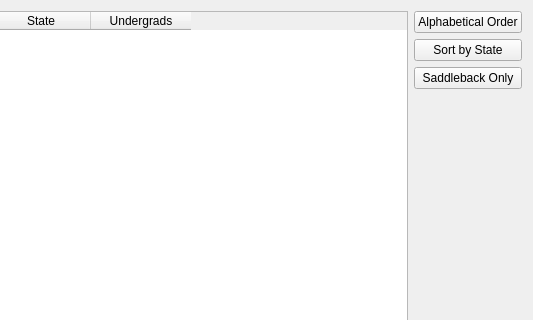
belalzahran/CS_Project2_TheApplicants, file CollegeTouring/collegelist.ui: the form before one commit; both pictures show x 121 to 654 and y 0 to 320 of the 654 by 509 pixel window.
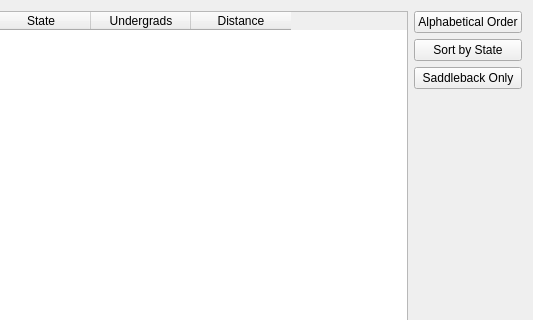
The form after the commit.

The edit to the form file:
```diff
--- a/CollegeTouring/collegelist.ui
+++ b/CollegeTouring/collegelist.ui
@@ -31,6 +31,11 @@
        <string>Undergrads</string>
       </property>
      </column>
+     <column>
+      <property name="text">
+       <string>Distance</string>
+      </property>
+     </column>
     </widget>
    </item>
    <item row="2" column="1">
```
